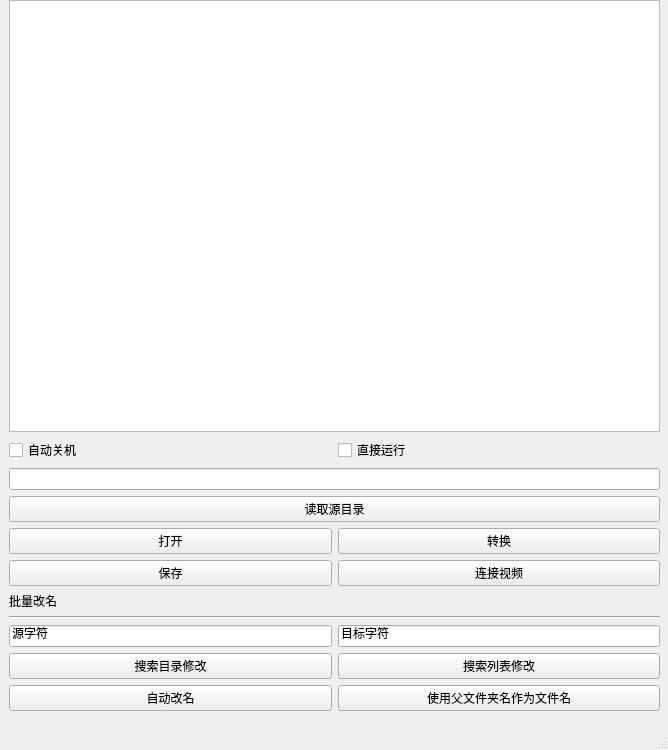
Before: the Qt Designer form J_Living/J_LivingScript/python/J_VideoConverter/J_VideoConverterUI.ui in wangziheng0426/JMadOnion, drawn with Qt 5.
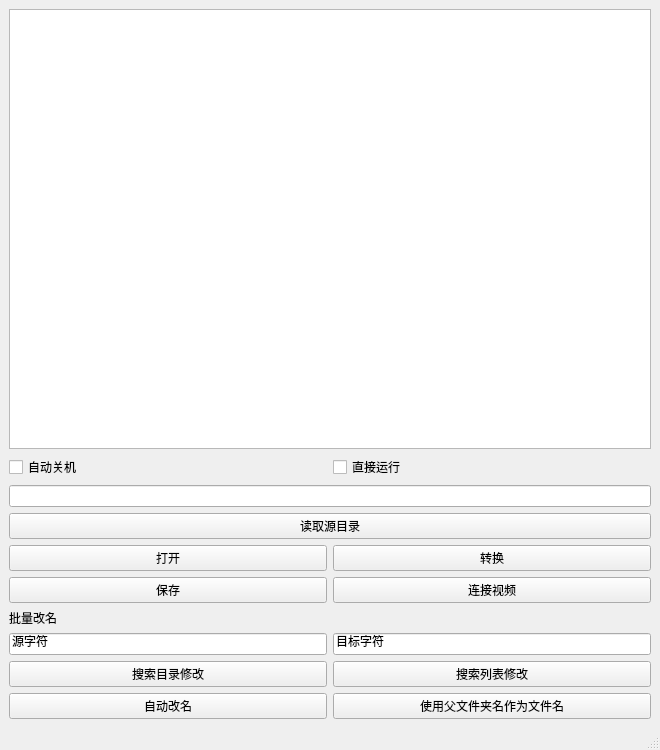
After: the same form once the commit is applied.

Commit message: 压缩工具

What changed in the file:
```diff
--- a/J_Living/J_LivingScript/python/J_VideoConverter/J_VideoConverterUI.ui
+++ b/J_Living/J_LivingScript/python/J_VideoConverter/J_VideoConverterUI.ui
@@ -6,7 +6,7 @@
    <rect>
     <x>0</x>
     <y>0</y>
-    <width>668</width>
+    <width>660</width>
     <height>750</height>
    </rect>
   </property>
@@ -20,17 +20,8 @@
    <string>J_videoConverter</string>
   </property>
   <widget class="QWidget" name="cw">
-   <widget class="QWidget" name="">
-    <property name="geometry">
-     <rect>
-      <x>9</x>
-      <y>0</y>
-      <width>651</width>
-      <height>711</height>
-     </rect>
-    </property>
-    <layout class="QVBoxLayout" name="verticalLayout_2">
-     <item>
+   <layout class="QGridLayout" name="gridLayout">
+    <item row="0" column="0">
       <widget class="QTableView" name="tableView_fileList">
        <property name="autoScroll">
         <bool>false</bool>
@@ -55,7 +46,7 @@
        </property>
       </widget>
      </item>
-     <item>
+    <item row="1" column="0">
       <layout class="QVBoxLayout" name="verticalLayout">
        <item>
         <layout class="QHBoxLayout" name="horizontalLayout">
@@ -76,15 +67,13 @@
         </layout>
        </item>
        <item>
-        <layout class="QGridLayout" name="gridLayout">
-         <item row="2" column="0">
           <widget class="QLineEdit" name="lineEdit_inputField">
            <property name="inputMask">
             <string/>
            </property>
           </widget>
          </item>
-         <item row="3" column="0">
+      <item>
           <widget class="QPushButton" name="pushButton_inputField">
            <property name="text">
             <string>读取源目录</string>
@@ -93,30 +82,34 @@
          </item>
         </layout>
        </item>
+    <item row="2" column="0">
+     <layout class="QHBoxLayout" name="horizontalLayout_2">
        <item>
-        <layout class="QGridLayout" name="gridLayout_2">
-         <item row="0" column="0">
           <widget class="QPushButton" name="pushButton_openList">
            <property name="text">
             <string>打开</string>
            </property>
           </widget>
          </item>
-         <item row="0" column="1">
+      <item>
           <widget class="QPushButton" name="pushButton_convert">
            <property name="text">
             <string>转换</string>
            </property>
           </widget>
          </item>
-         <item row="1" column="0">
+     </layout>
+    </item>
+    <item row="3" column="0">
+     <layout class="QHBoxLayout" name="horizontalLayout_3">
+      <item>
           <widget class="QPushButton" name="pushButton_saveList">
            <property name="text">
             <string>保存</string>
            </property>
           </widget>
          </item>
-         <item row="1" column="1">
+      <item>
           <widget class="QPushButton" name="pushButton_connect">
            <property name="text">
             <string>连接视频</string>
@@ -125,24 +118,15 @@
          </item>
         </layout>
        </item>
-      </layout>
-     </item>
-     <item>
+    <item row="4" column="0">
       <widget class="QLabel" name="label">
        <property name="text">
         <string>批量改名</string>
        </property>
       </widget>
      </item>
-     <item>
-      <widget class="Line" name="line">
-       <property name="orientation">
-        <enum>Qt::Orientation::Horizontal</enum>
-       </property>
-      </widget>
-     </item>
-     <item>
-      <layout class="QHBoxLayout" name="horizontalLayout_2">
+    <item row="5" column="0">
+     <layout class="QHBoxLayout" name="horizontalLayout_4">
        <item>
         <widget class="QLineEdit" name="lineEdit_oriName">
          <property name="text">
@@ -159,30 +143,34 @@
        </item>
       </layout>
      </item>
+    <item row="6" column="0">
+     <layout class="QHBoxLayout" name="horizontalLayout_5">
      <item>
-      <layout class="QGridLayout" name="gridLayout_3">
-       <item row="0" column="0">
         <widget class="QPushButton" name="pushButton_rename">
          <property name="text">
           <string>搜索目录修改</string>
          </property>
         </widget>
        </item>
-       <item row="0" column="1">
+      <item>
         <widget class="QPushButton" name="pushButton_rename1">
          <property name="text">
           <string>搜索列表修改</string>
          </property>
         </widget>
        </item>
-       <item row="1" column="0">
+     </layout>
+    </item>
+    <item row="7" column="0">
+     <layout class="QHBoxLayout" name="horizontalLayout_6">
+      <item>
         <widget class="QPushButton" name="pushButton_rename2">
          <property name="text">
           <string>自动改名</string>
          </property>
         </widget>
        </item>
-       <item row="1" column="1">
+      <item>
         <widget class="QPushButton" name="pushButton_renameWithFolder">
          <property name="text">
           <string>使用父文件夹名作为文件名</string>
@@ -193,13 +181,12 @@
      </item>
     </layout>
    </widget>
-  </widget>
   <widget class="QMenuBar" name="menubar">
    <property name="geometry">
     <rect>
      <x>0</x>
      <y>0</y>
-     <width>668</width>
+     <width>660</width>
      <height>21</height>
     </rect>
    </property>
```
Lines whose indentation alone changed are shown as unchanged. The commit also changes 2 other files.
